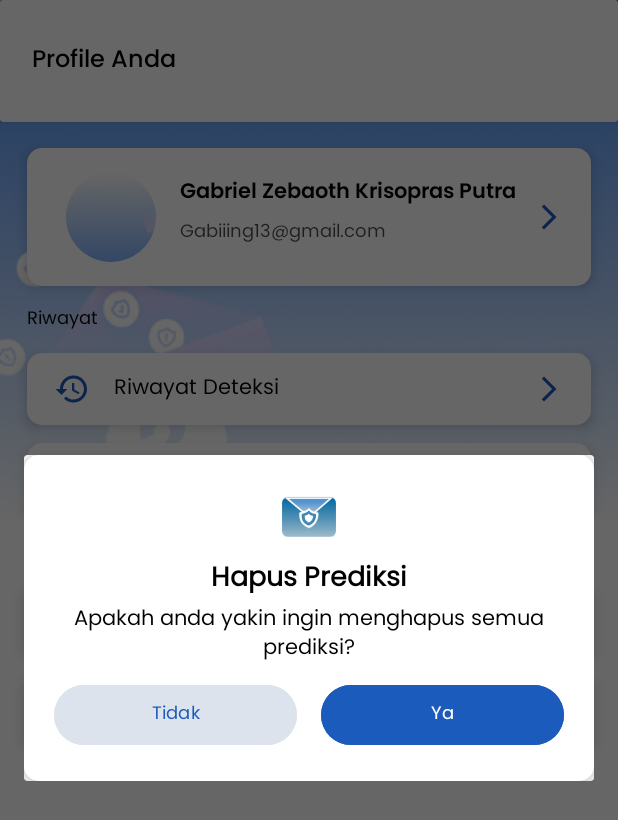
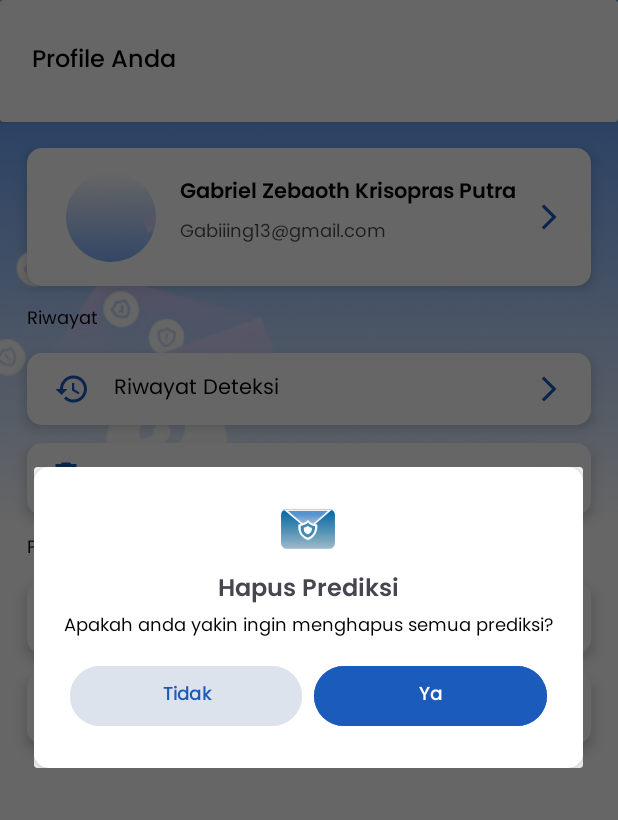
Before and after one commit to Bangkit-Team-C241-PS499/fraud-guard-mobile, an Android app: the fragment Profile shown on its own in the app's theme, after a tap on "Hapus Riwayat Deteksi", on a phone screen of 412 x 824 dp. Shown: the top 820 px of the screen. Run offline under Robolectric (Android 15) with nearby library versions, the phone set to English and light mode, and no system bars; pictures from the network do not load; 2 statements that could not run were skipped.

Commit message:
modify custom dialog xml

```diff
--- a/app/src/main/res/layout/custom_dialog.xml
+++ b/app/src/main/res/layout/custom_dialog.xml
@@ -17,7 +17,8 @@
 
     <TextView
         android:id="@+id/dialog_title"
-        style="@style/DescriptionBlack18"
+        android:fontFamily="@font/poppins_semibold"
+        android:textSize="16sp"
         android:layout_width="wrap_content"
         android:layout_height="wrap_content"
         android:layout_gravity="center"
@@ -28,7 +29,7 @@
 
     <TextView
         android:id="@+id/dialog_message"
-        style="@style/DescriptionBlack14"
+        style="@style/DescriptionBlack12"
         android:layout_width="wrap_content"
         android:layout_height="wrap_content"
         android:layout_gravity="center"
@@ -46,16 +47,15 @@
         <Button
             android:id="@+id/dialog_negative_button"
             style="@style/DescriptionBlack12"
+            android:textStyle="bold"
             android:layout_width="wrap_content"
             android:layout_height="wrap_content"
             android:layout_weight="1"
+            android:layout_margin="4dp"
             android:backgroundTint="@color/secondary_button_background_color"
             android:text="Cancel"
             android:textColor="@color/secondary_button_text_selector" />
 
-        <Space
-            android:layout_width="16dp"
-            android:layout_height="wrap_content" />
 
         <Button
             android:id="@+id/dialog_positive_button"
@@ -63,6 +63,8 @@
             android:layout_width="wrap_content"
             android:layout_height="wrap_content"
             android:layout_weight="1"
+            android:textStyle="bold"
+            android:layout_margin="4dp"
             android:backgroundTint="@color/main_button_backgroud_selector"
             android:text="OK"
             android:textColor="@color/main_button_text_color_selector" />
```
